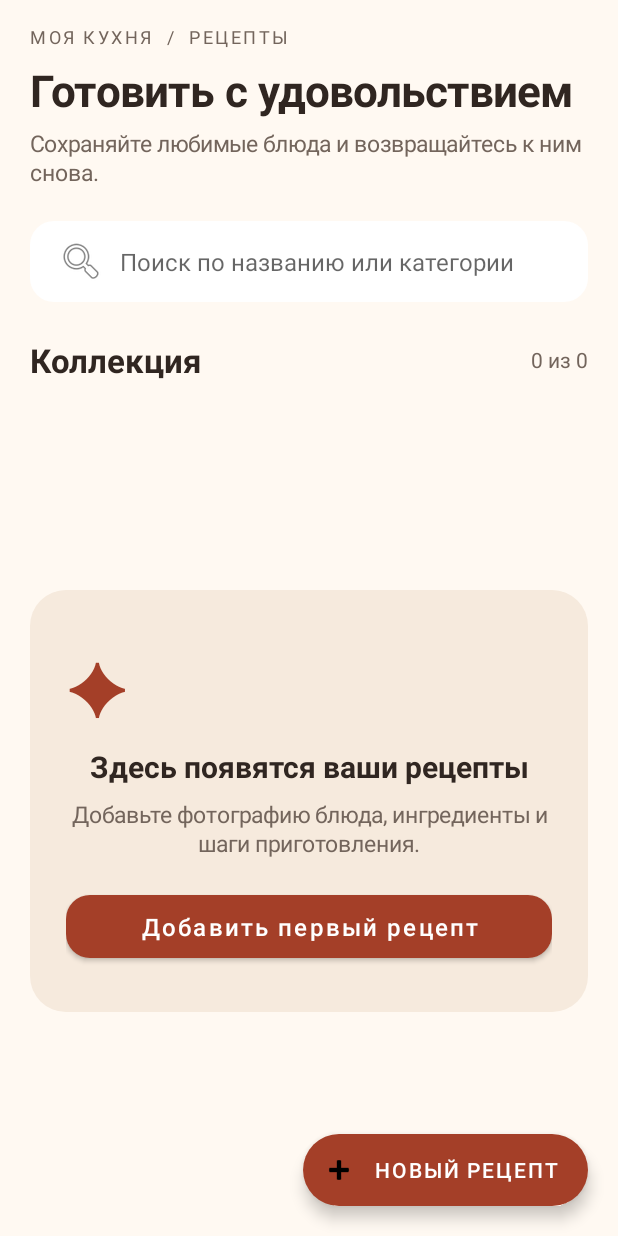
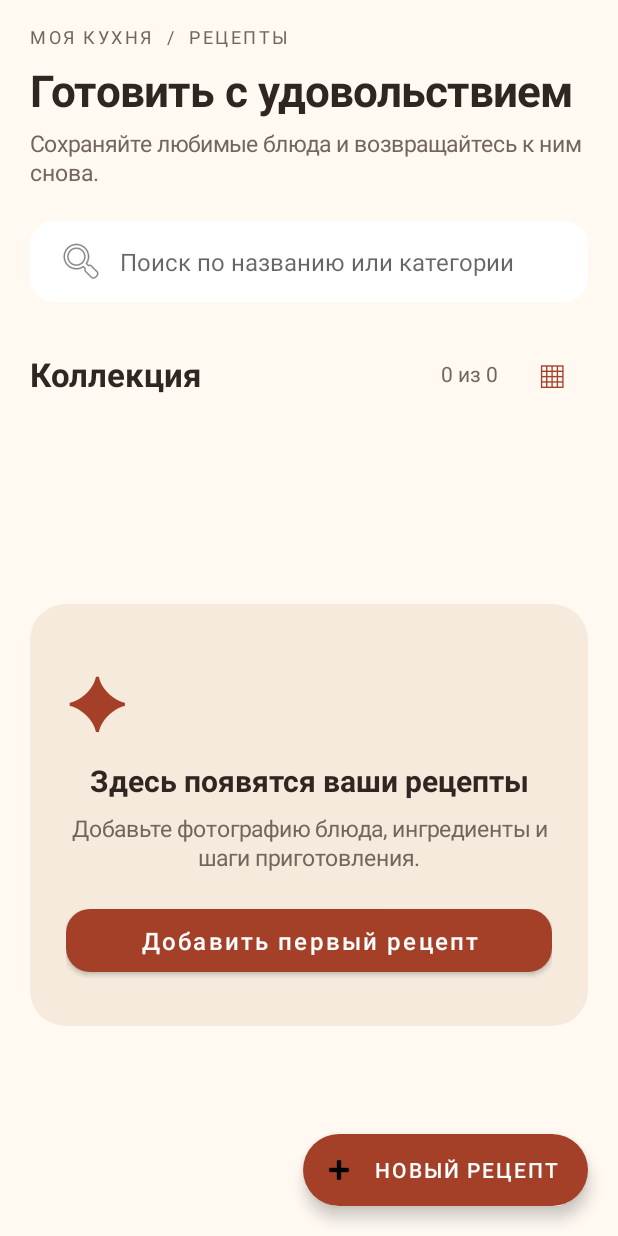
Before and after one commit to sudo-odner/university, an Android app: the screen it shows after launch (CatalogActivity), on a phone screen of 412 x 824 dp. Run offline under Robolectric (Android 15) with nearby library versions, the phone set to English and light mode, and no system bars.

Commit message:
feat(lab4): cover grid and calendar conflict criteria

```diff
--- a/DSMMP/Lab4/app/src/main/java/com/example/lab4/domain/repository/CalendarRepository.java
+++ b/DSMMP/Lab4/app/src/main/java/com/example/lab4/domain/repository/CalendarRepository.java
@@ -1,6 +1,7 @@
 package com.example.lab4.domain.repository;
 
 public interface CalendarRepository {
+    String findConflict(long startsAtMillis, Long excludedEventId) throws Exception;
     long schedule(String title, long startsAtMillis, boolean weekly) throws Exception;
     void delete(long eventId) throws Exception;
 }
--- a/DSMMP/Lab4/app/src/main/java/com/example/lab4/domain/usecase/RecipeActions.java
+++ b/DSMMP/Lab4/app/src/main/java/com/example/lab4/domain/usecase/RecipeActions.java
@@ -21,6 +21,12 @@ public class RecipeActions {
     public Recipe get(long id) { return recipes.get(id); }
     public long add(Recipe recipe) { return recipes.add(recipe); }
 
+    public String findCalendarConflict(long id, long startsAtMillis) throws Exception {
+        Recipe recipe = recipes.get(id);
+        if (recipe == null) throw new IllegalArgumentException("Рецепт не найден");
+        return calendar.findConflict(startsAtMillis, recipe.calendarEventId);
+    }
+
     public void schedule(long id, long startsAtMillis, boolean weekly) throws Exception {
         Recipe recipe = recipes.get(id);
         if (recipe == null) throw new IllegalArgumentException("Рецепт не найден");
--- a/DSMMP/Lab4/app/src/main/java/com/example/lab4/presentation/catalog/CatalogActivity.java
+++ b/DSMMP/Lab4/app/src/main/java/com/example/lab4/presentation/catalog/CatalogActivity.java
@@ -12,6 +12,7 @@ import android.widget.LinearLayout;
 import android.widget.TextView;
 import androidx.appcompat.app.AppCompatActivity;
 import androidx.recyclerview.widget.LinearLayoutManager;
+import androidx.recyclerview.widget.GridLayoutManager;
 import androidx.recyclerview.widget.RecyclerView;
 import com.example.lab4.domain.model.Recipe;
 import com.example.lab4.presentation.common.AppGraph;
@@ -29,6 +30,8 @@ public class CatalogActivity extends AppCompatActivity {
     private LinearLayout empty;
     private TextView count;
     private EditText search;
+    private boolean gridMode;
+    private TextView layoutToggle;
     private List<Recipe> all = new ArrayList<>();
     private android.os.Parcelable scrollState;
     @Override public void onCreate(Bundle state) {
@@ -48,12 +51,21 @@ public class CatalogActivity extends AppCompatActivity {
         Ui.space(root, 24);
         LinearLayout heading = new LinearLayout(this); heading.setGravity(Gravity.CENTER_VERTICAL);
         TextView label = Ui.text(this, "Коллекция", 22, true); heading.addView(label, new LinearLayout.LayoutParams(0, -2, 1));
-        count = Ui.muted(this, "", 14); heading.addView(count); root.addView(heading); Ui.space(root, 14);
+        count = Ui.muted(this, "", 14); heading.addView(count);
+        layoutToggle = Ui.text(this, "▦", 25, false); layoutToggle.setTextColor(Ui.ACCENT);
+        layoutToggle.setGravity(Gravity.CENTER); layoutToggle.setContentDescription("Переключить список и сетку");
+        LinearLayout.LayoutParams toggleParams = new LinearLayout.LayoutParams(Ui.dp(this, 48), Ui.dp(this, 48));
+        toggleParams.leftMargin = Ui.dp(this, 12); heading.addView(layoutToggle, toggleParams);
+        layoutToggle.setOnClickListener(v -> setGridMode(!gridMode));
+        root.addView(heading); Ui.space(root, 14);
         FrameLayout content = new FrameLayout(this); root.addView(content, new LinearLayout.LayoutParams(-1, 0, 1));
-        list = new RecyclerView(this); list.setLayoutManager(new LinearLayoutManager(this)); list.setClipToPadding(false);
+        list = new RecyclerView(this);
+        gridMode = getPreferences(MODE_PRIVATE).getBoolean("grid", false);
+        list.setLayoutManager(gridMode ? new GridLayoutManager(this, 2) : new LinearLayoutManager(this)); list.setClipToPadding(false);
         list.setPadding(0, 0, 0, Ui.dp(this, 84));
         adapter = new RecipeAdapter(id -> startActivity(new Intent(this, DetailActivity.class).putExtra("id", id)));
-        list.setAdapter(adapter); content.addView(list, new FrameLayout.LayoutParams(-1, -1));
+        list.setAdapter(adapter); adapter.setGridMode(gridMode);
+        layoutToggle.setText(gridMode ? "☰" : "▦"); content.addView(list, new FrameLayout.LayoutParams(-1, -1));
         empty = new LinearLayout(this); empty.setOrientation(LinearLayout.VERTICAL); empty.setGravity(Gravity.CENTER);
         empty.setPadding(Ui.dp(this, 24), Ui.dp(this, 30), Ui.dp(this, 24), Ui.dp(this, 30));
         empty.setBackground(Ui.rounded(this, Ui.SAND, 24));
@@ -75,6 +87,13 @@ public class CatalogActivity extends AppCompatActivity {
         });
         if (state != null) { scrollState = state.getParcelable("scroll"); search.setText(state.getString("query", "")); }
     }
+    private void setGridMode(boolean value) {
+        gridMode = value; getPreferences(MODE_PRIVATE).edit().putBoolean("grid", value).apply();
+        int position = ((LinearLayoutManager)list.getLayoutManager()).findFirstVisibleItemPosition();
+        list.setLayoutManager(value ? new GridLayoutManager(this, 2) : new LinearLayoutManager(this));
+        adapter.setGridMode(value); layoutToggle.setText(value ? "☰" : "▦");
+        list.getLayoutManager().scrollToPosition(Math.max(0, position));
+    }
     private void openEditor() { startActivity(new Intent(this, EditorActivity.class)); }
     private void showFiltered() {
         String q = search.getText().toString().trim().toLowerCase(Locale.ROOT);
```
Also changed, not shown: DSMMP/Lab4/app/src/main/java/com/example/lab4/data/calendar/AndroidCalendarRepository.java (+16 -0 lines), DSMMP/Lab4/app/src/main/java/com/example/lab4/data/media/PhotoStore.java (+15 -4 lines), DSMMP/Lab4/app/src/main/java/com/example/lab4/presentation/catalog/RecipeAdapter.java (+14 -7 lines), DSMMP/Lab4/app/src/main/java/com/example/lab4/presentation/detail/DetailActivity.java (+17 -4 lines), 1 other file.
